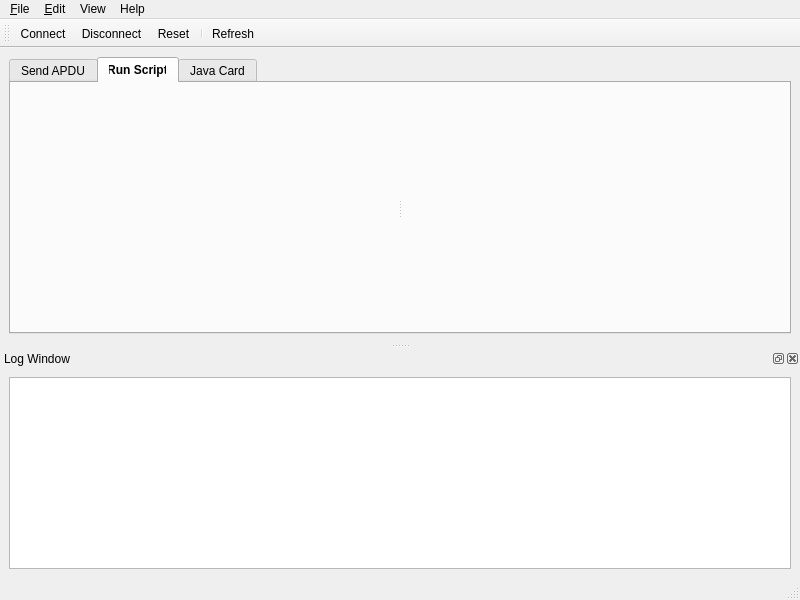
Qt form res/forms/mainwindow.ui (CouleurQ/SmartCardManager) before a commit.
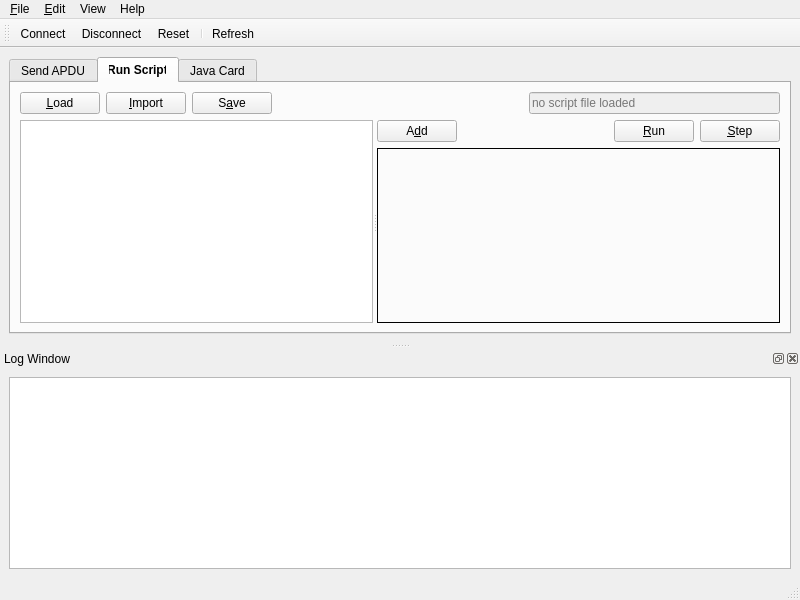
The same form after that commit. The open tabs and pages were chosen to show the change. Icons and pictures are not drawn. Custom widgets are drawn as their Qt base class.

Commit message: Added Tab RunScript skeleton

```diff
--- a/res/forms/mainwindow.ui
+++ b/res/forms/mainwindow.ui
@@ -26,7 +26,7 @@
        <enum>QTabWidget::TabShape::Rounded</enum>
       </property>
       <property name="currentIndex">
-       <number>0</number>
+       <number>1</number>
       </property>
       <property name="elideMode">
        <enum>Qt::TextElideMode::ElideNone</enum>
@@ -88,7 +88,7 @@
            <bool>true</bool>
           </property>
           <property name="placeholderText">
-           <string>no data file loaded</string>
+           <string>no APDU file loaded</string>
           </property>
          </widget>
         </item>
@@ -188,10 +188,165 @@
         </item>
        </layout>
       </widget>
-      <widget class="QWidget" name="tab_2">
+      <widget class="QWidget" name="tabRunScript">
        <attribute name="title">
         <string>Run Script</string>
        </attribute>
+       <layout class="QVBoxLayout" name="verticalLayout_5">
+        <item>
+         <layout class="QHBoxLayout" name="horizontalLayoutTop">
+          <item>
+           <widget class="QPushButton" name="runScriptButtonLoad">
+            <property name="text">
+             <string>&amp;Load</string>
+            </property>
+           </widget>
+          </item>
+          <item>
+           <widget class="QPushButton" name="runScriptButtonImport">
+            <property name="text">
+             <string>&amp;Import</string>
+            </property>
+           </widget>
+          </item>
+          <item>
+           <widget class="QPushButton" name="runScriptButtonSave">
+            <property name="text">
+             <string>S&amp;ave</string>
+            </property>
+           </widget>
+          </item>
+          <item>
+           <spacer name="horizontalSpacerButtons">
+            <property name="orientation">
+             <enum>Qt::Orientation::Horizontal</enum>
+            </property>
+            <property name="sizeHint" stdset="0">
+             <size>
+              <width>40</width>
+              <height>20</height>
+             </size>
+            </property>
+           </spacer>
+          </item>
+          <item>
+           <widget class="QLineEdit" name="sendApduLineEditFilename">
+            <property name="enabled">
+             <bool>false</bool>
+            </property>
+            <property name="focusPolicy">
+             <enum>Qt::FocusPolicy::NoFocus</enum>
+            </property>
+            <property name="autoFillBackground">
+             <bool>false</bool>
+            </property>
+            <property name="styleSheet">
+             <string notr="true">color: black;</string>
+            </property>
+            <property name="readOnly">
+             <bool>true</bool>
+            </property>
+            <property name="placeholderText">
+             <string>no script file loaded</string>
+            </property>
+           </widget>
+          </item>
+         </layout>
+        </item>
+        <item>
+         <widget class="QSplitter" name="splitterTab">
+          <property name="orientation">
+           <enum>Qt::Orientation::Horizontal</enum>
+          </property>
+          <widget class="QWidget" name="rightPanel_2">
+           <layout class="QVBoxLayout" name="verticalLayoutRightLeft">
+            <item>
+             <widget class="QListView" name="sendApduListView">
+              <property name="acceptDrops">
+               <bool>true</bool>
+              </property>
+              <property name="editTriggers">
+               <set>QAbstractItemView::EditTrigger::NoEditTriggers</set>
+              </property>
+              <property name="showDropIndicator" stdset="0">
+               <bool>true</bool>
+              </property>
+              <property name="dragDropMode">
+               <enum>QAbstractItemView::DragDropMode::DropOnly</enum>
+              </property>
+             </widget>
+            </item>
+           </layout>
+          </widget>
+          <widget class="QWidget" name="verticalLayoutWidget_2">
+           <layout class="QVBoxLayout" name="verticalLayoutRight_2">
+            <item>
+             <layout class="QHBoxLayout" name="horizontalLayout_2">
+              <item>
+               <widget class="QPushButton" name="runScriptButtonAdd">
+                <property name="text">
+                 <string>A&amp;dd</string>
+                </property>
+                <property name="checkable">
+                 <bool>false</bool>
+                </property>
+               </widget>
+              </item>
+              <item>
+               <spacer name="horizontalSpacer">
+                <property name="orientation">
+                 <enum>Qt::Orientation::Horizontal</enum>
+                </property>
+                <property name="sizeHint" stdset="0">
+                 <size>
+                  <width>40</width>
+                  <height>20</height>
+                 </size>
+                </property>
+               </spacer>
+              </item>
+              <item>
+               <widget class="QPushButton" name="runScriptButtonRun">
+                <property name="text">
+                 <string>&amp;Run</string>
+                </property>
+               </widget>
+              </item>
+              <item>
+               <widget class="QPushButton" name="runScriptButtonStep">
+                <property name="text">
+                 <string>&amp;Step</string>
+                </property>
+               </widget>
+              </item>
+             </layout>
+            </item>
+            <item>
+             <widget class="QStackedWidget" name="runScriptStackedWidget">
+              <property name="sizePolicy">
+               <sizepolicy hsizetype="Expanding" vsizetype="Expanding">
+                <horstretch>0</horstretch>
+                <verstretch>0</verstretch>
+               </sizepolicy>
+              </property>
+              <property name="frameShape">
+               <enum>QFrame::Shape::Box</enum>
+              </property>
+              <property name="currentIndex">
+               <number>-1</number>
+              </property>
+             </widget>
+            </item>
+           </layout>
+          </widget>
+         </widget>
+        </item>
+       </layout>
+      </widget>
+      <widget class="QWidget" name="tab_3">
+       <attribute name="title">
+        <string>Java Card</string>
+       </attribute>
        <layout class="QVBoxLayout" name="verticalLayout_2">
         <item>
          <widget class="QSplitter" name="splitter">
@@ -208,11 +363,6 @@
         </item>
        </layout>
       </widget>
-      <widget class="QWidget" name="tab_3">
-       <attribute name="title">
-        <string>Java Card</string>
-       </attribute>
-      </widget>
      </widget>
     </item>
    </layout>
```
The commit also changes 5 other files.
